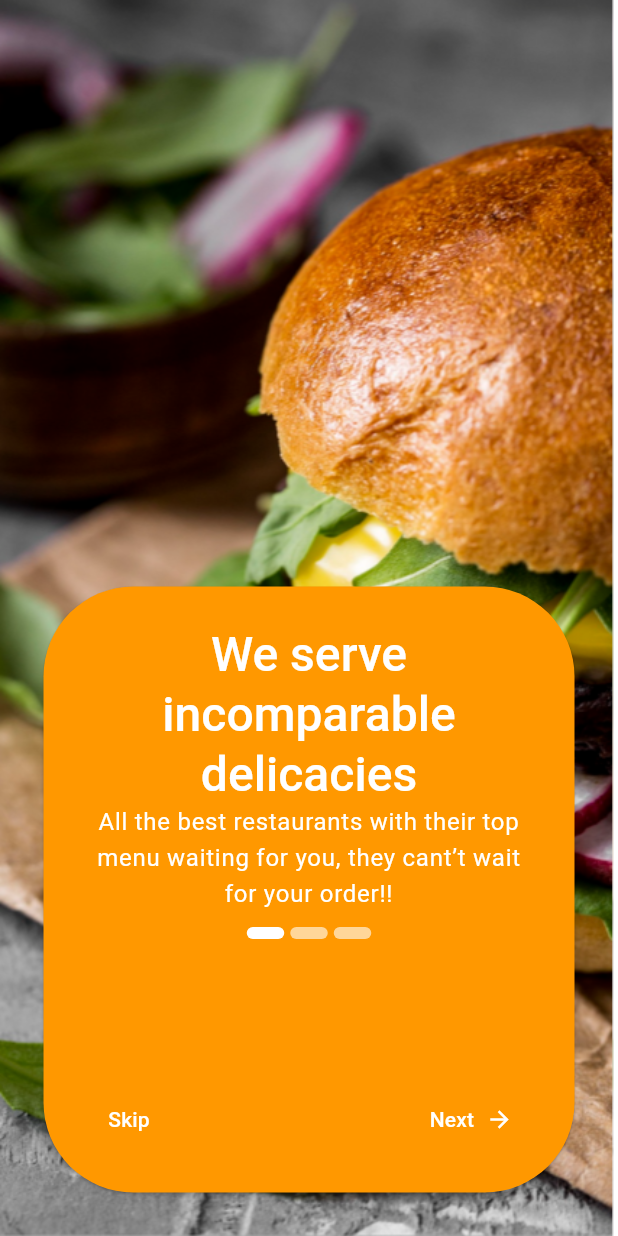
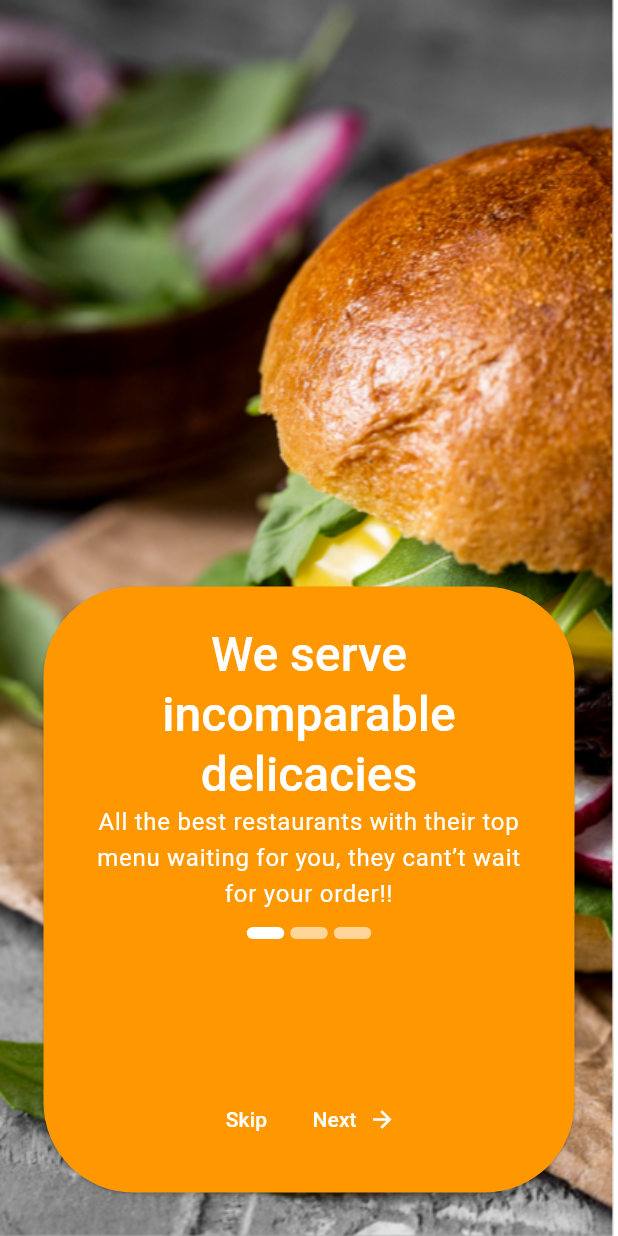
Before and after one commit to alpha-sow/fooddelivery, a Flutter app: the screen it shows after launch, on a phone screen of 412 x 824 dp. Run offline on Flutter 3.47's test engine with Material 3 defaults, Android fonts, the phone set to English and light mode, and no system bars; our stand-ins replace auto_route, flutter_svg, vector_graphics.

Commit message:
fix: flexible

```diff
--- a/lib/login/view/start-screen/widgets/welcome_card.dart
+++ b/lib/login/view/start-screen/widgets/welcome_card.dart
@@ -27,9 +27,13 @@ class WelcomeCard extends StatelessWidget {
           child: Column(
             crossAxisAlignment: CrossAxisAlignment.center,
             children: [
+              Expanded(
+                child: ListView(
+                  children: [
                     Text(
                       'We serve incomparable delicacies',
-                style: Theme.of(context).textTheme.headlineLarge?.copyWith(
+                      style:
+                          Theme.of(context).textTheme.headlineLarge?.copyWith(
                                 color: Colors.white,
                                 fontWeight: FontWeight.w500,
                               ),
@@ -48,7 +52,9 @@ class WelcomeCard extends StatelessWidget {
                       index: index,
                       numberOfDot: 3,
                     ),
-              const Spacer(),
+                  ],
+                ),
+              ),
               if (bottom != null) bottom!,
             ],
           ),
--- a/lib/login/view/start-screen/widgets/welcome_card_bottom.dart
+++ b/lib/login/view/start-screen/widgets/welcome_card_bottom.dart
@@ -7,7 +7,9 @@ class WelcomeCardBottom extends StatelessWidget {
   final void Function()? onNextPressed;
   @override
   Widget build(BuildContext context) {
-    return Row(
+    return SingleChildScrollView(
+      scrollDirection: Axis.horizontal,
+      child: Row(
         mainAxisAlignment: MainAxisAlignment.spaceBetween,
         children: [
           TextButton(
@@ -29,6 +31,7 @@ class WelcomeCardBottom extends StatelessWidget {
             ),
           ),
         ],
+      ),
     );
   }
 }
--- a/lib/login/view/start-screen/widgets/welcome_indicator.dart
+++ b/lib/login/view/start-screen/widgets/welcome_indicator.dart
@@ -10,12 +10,17 @@ class WelcomeIndicator extends StatelessWidget {
   Widget build(BuildContext context) {
     return Padding(
       padding: const EdgeInsets.all(10.0),
+      child: Center(
+        child: SingleChildScrollView(
+          scrollDirection: Axis.horizontal,
           child: Row(
             mainAxisAlignment: MainAxisAlignment.center,
             children: [
               for (int i = 0; i < numberOfDot; i++)
                 _Dot(indexValue: i, index: index),
             ],
+          ),
+        ),
       ),
     );
   }
```
Lines whose indentation alone changed are shown as unchanged.
